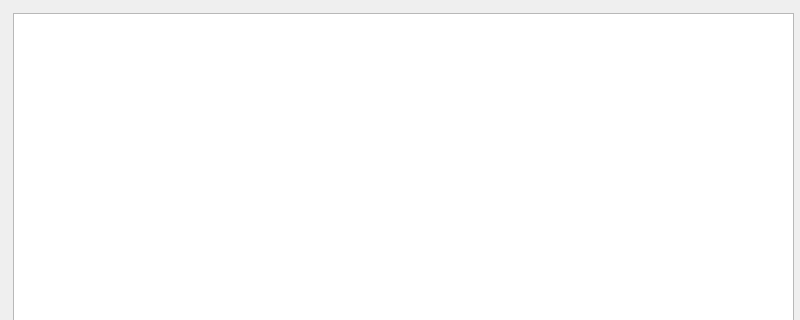
Before: the Qt Designer form chat_window.ui in ZWMDR/chat_room_graph, drawn with Qt 5; both pictures show x 0 to 800 and y 0 to 320 of the 800 by 600 pixel window.
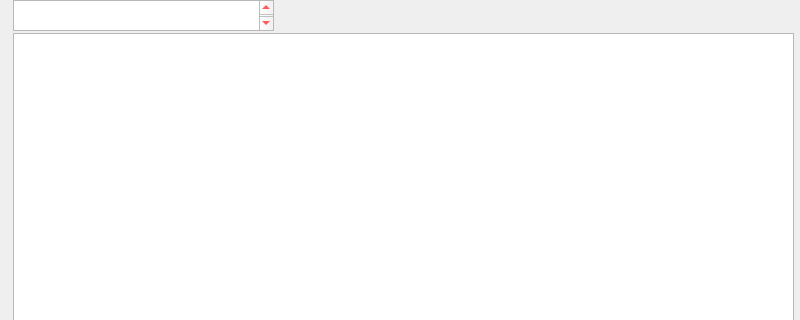
After: the same form once the commit is applied.

What changed in the file:
```diff
--- a/chat_window.ui
+++ b/chat_window.ui
@@ -36,9 +36,9 @@
     <property name="geometry">
      <rect>
       <x>13</x>
-      <y>13</y>
+      <y>33</y>
       <width>781</width>
-      <height>451</height>
+      <height>431</height>
      </rect>
     </property>
     <property name="font">
@@ -105,6 +105,31 @@
      <string>退出</string>
     </property>
    </widget>
+   <widget class="QPlainTextEdit" name="mesg_output">
+    <property name="geometry">
+     <rect>
+      <x>13</x>
+      <y>0</y>
+      <width>261</width>
+      <height>31</height>
+     </rect>
+    </property>
+    <property name="font">
+     <font>
+      <family>幼圆</family>
+      <pointsize>11</pointsize>
+     </font>
+    </property>
+    <property name="styleSheet">
+     <string notr="true">color: rgb(255, 0, 0);</string>
+    </property>
+    <property name="readOnly">
+     <bool>true</bool>
+    </property>
+    <property name="tabStopWidth">
+     <number>80</number>
+    </property>
+   </widget>
   </widget>
   <widget class="QMenuBar" name="menubar">
    <property name="geometry">
```
